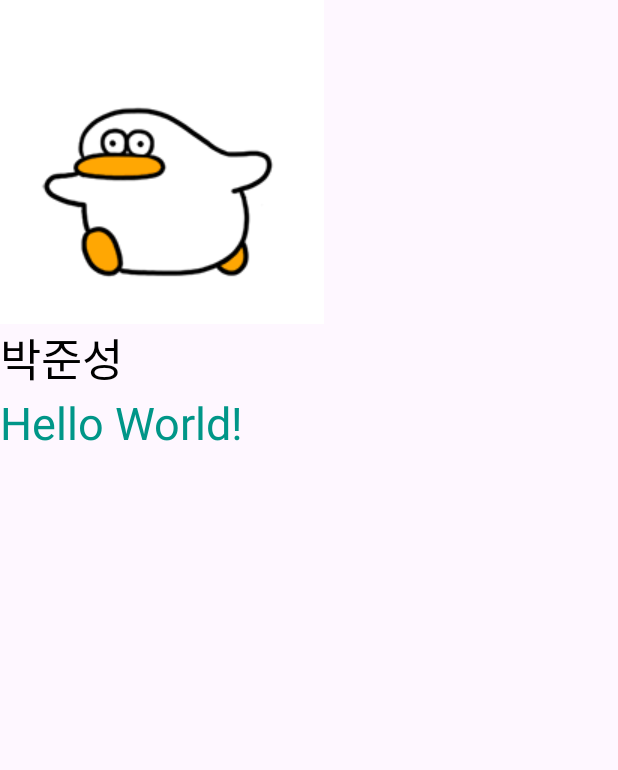
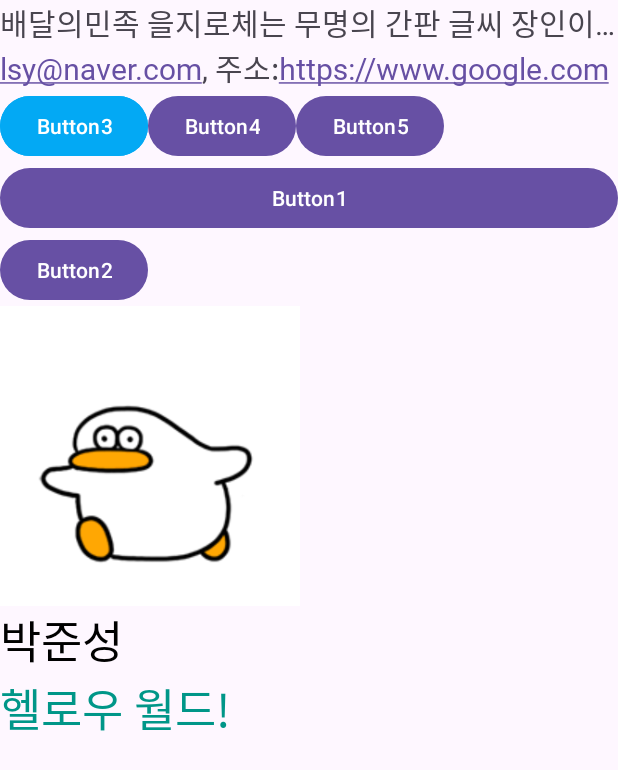
Before and after one commit to rhems234/K230201AndroidLab, an Android app: the screen it shows after launch (MainActivity), on a phone screen of 412 x 824 dp. Shown: the top 770 px of the screen. Run offline under Robolectric (Android 15) with nearby library versions, the phone set to English and light mode, and no system bars; 3 statements that could not run were skipped.

Commit message:
230511 4교시 저장

```diff
--- a/test6/build.gradle
+++ b/test6/build.gradle
@@ -30,6 +30,10 @@ android {
     kotlinOptions {
         jvmTarget = '1.8'
     }
+
+    viewBinding {
+        enabled = true
+    }
 }
 
 dependencies {
--- a/test6/src/main/AndroidManifest.xml
+++ b/test6/src/main/AndroidManifest.xml
@@ -9,13 +9,19 @@
         android:supportsRtl="true"
         android:theme="@style/Theme.K23021AndroidLab">
         <activity
+            android:name=".MainActivity2"
+            android:exported="false"/>
+
+        <activity
             android:name=".MainActivity"
             android:exported="true">
+
             <intent-filter>
                 <action android:name="android.intent.action.MAIN" />
 
                 <category android:name="android.intent.category.LAUNCHER" />
             </intent-filter>
+
         </activity>
     </application>
 
--- a/test6/src/main/java/com/example/test6/MainActivity.kt
+++ b/test6/src/main/java/com/example/test6/MainActivity.kt
@@ -2,6 +2,10 @@ package com.example.test6
 
 import androidx.appcompat.app.AppCompatActivity
 import android.os.Bundle
+import android.view.View
+import android.widget.Button
+import android.widget.ImageView
+import com.example.test6.databinding.ActivityMainBinding
 
 class MainActivity : AppCompatActivity() { // AppCompatActivity 부모 클래스로 부터 상속 받음.
     // 코드 작업 공간, 뷰 작업도 가능하지만, 가급적 뷰는 XML에서 작업하기.
@@ -15,5 +19,48 @@ class MainActivity : AppCompatActivity() { // AppCompatActivity 부모 클래스
         // 화면을 출력 하겠다. 레이아웃 7장 더 설명
         // (뷰 그룹 : 뷰(텍스트, 이미지, 인풋, 체크박스, 라디오...)를 모아주는 역할
         setContentView(R.layout.activity_main)
+
+        // 뷰 바인딩 기술을 통해서 ,뷰들을, 특정 바인딩이라는 객체에 모두 모아서,
+        // 접근을 쉽게 해주는 기술.
+        // 사용하기전에 항상, build.gradle 파일에 설정후, sync now 적용해서 사용해야함.
+
+        // 이 문법은 자동으로 생성된 바인딩 파일을 infalte 함수와, 인자는 : layoutInflater 고정
+        // setContentView -> 화면에 그리기.
+        // binding 변수에, 모든 뷰가 다 들어가 있음.
+        // 결론, 여기서 필요한 뷰를 꺼내서 사용합니다.
+        val binding = ActivityMainBinding.inflate(layoutInflater)
+        setContentView(binding.root)
+
+        var status = 0
+
+        //button1을 뷰바인딩 기법으로 접근
+        binding.btn1.setOnClickListener {
+            binding.img1.visibility = View.INVISIBLE
+
+                if (status == 0) {
+                    binding.img1.visibility = View.INVISIBLE
+                    status = 1
+                } else {
+                    binding.img1.visibility = View.VISIBLE
+                    status = 0
+                }
+            }
+        }
+
+
+        //==============================================================================
+       /* val button1 = findViewById<Button>(R.id.btn1)
+        val img1 = findViewById<ImageView>(R.id.img1)
+        var status = 0*/
+
+        // button1 눌러서 -> img1 show/hide
+       /* button1.setOnClickListener {
+            if (status == 0) {
+                img1.visibility = View.INVISIBLE
+                status = 1
+            } else {
+                img1.visibility = View.VISIBLE
+                status = 0
+            }
+        }*/
     }
-}
--- a/test6/src/main/res/layout/activity_main.xml
+++ b/test6/src/main/res/layout/activity_main.xml
@@ -1,6 +1,5 @@
 <?xml version="1.0" encoding="utf-8"?>
-<LinearLayout
-    xmlns:android="http://schemas.android.com/apk/res/android"
+<LinearLayout xmlns:android="http://schemas.android.com/apk/res/android"
     xmlns:app="http://schemas.android.com/apk/res-auto"
     xmlns:tools="http://schemas.android.com/tools"
     android:layout_width="match_parent"
@@ -8,26 +7,87 @@
     android:orientation="vertical"
     tools:context=".MainActivity">
 
+    <TextView
+        android:layout_width="wrap_content"
+        android:layout_height="wrap_content"
+        android:text="@string/longtext"
+        android:textSize="20sp"
+        android:maxLines="1"
+        android:ellipsize="end"
+        />
+
+    <TextView
+        android:layout_width="wrap_content"
+        android:layout_height="wrap_content"
+        android:text="lsy@naver.com, 주소:https://www.google.com"
+        android:textSize="20sp"
+        android:fontFamily="@font/baemin"
+        android:autoLink="email|web"
+        />
+
+    <LinearLayout
+        android:layout_width="wrap_content"
+        android:layout_height="wrap_content"
+        android:orientation="horizontal">
+
+        <Button
+            android:layout_width="wrap_content"
+            android:layout_height="wrap_content"
+            android:text="Button3"
+            android:backgroundTint="#03A9F4"
+            />
+
+        <Button
+            android:layout_width="wrap_content"
+            android:layout_height="wrap_content"
+            android:text="Button4"
+            android:visibility="visible"
+            />
+        <Button
+            android:layout_width="wrap_content"
+            android:layout_height="wrap_content"
+            android:text="Button5"
+            />
+
+    </LinearLayout>
+
+    <Button
+        android:id="@+id/btn1"
+        android:layout_width="match_parent"
+        android:layout_height="wrap_content"
+        android:text="Button1"
+        />
+
+    <Button
+        android:layout_width="wrap_content"
+        android:layout_height="wrap_content"
+        android:text="Button2"
+        />
+
     <ImageView
+        android:id="@+id/img1"
         android:layout_width="wrap_content"
         android:layout_height="wrap_content"
         android:src="@drawable/kakao3"
+        android:maxWidth="300dp"
+        android:maxHeight="200dp"
+        android:adjustViewBounds="true"
         />
 
     <TextView
         android:layout_width="wrap_content"
         android:layout_height="wrap_content"
         android:text="박준성"
-        android:textSize="30sp"
+        android:fontFamily="@font/baemin"
         android:textColor="@color/black"
-        />
+        android:textSize="30sp" />
 
     <TextView
         android:layout_width="wrap_content"
         android:layout_height="wrap_content"
-        android:text="Hello World!"
+        android:text="헬로우 월드!"
+        android:fontFamily="@font/baemin"
         android:textColor="#009688"
-        android:textSize="30sp"
-         />
+        android:textSize="30sp" />
 
 </LinearLayout>
--- a/test6/src/main/res/values/strings.xml
+++ b/test6/src/main/res/values/strings.xml
@@ -1,3 +1,4 @@
 <resources>
     <string name="app_name">Test6</string>
+    <string name="longtext">배달의민족 을지로체는 무명의 간판 글씨 장인이 그린 을지로 일대 가게들의 간판을 바탕으로 만든 것입니다. 획 마다의 힘찬 시작과 페인트 붓의 여유로운 끝 모양이 특징입니다.</string>
 </resources>
```
Also changed, not shown: test6/src/main/java/com/example/test6/MainActivity2.kt (added, +11 -0 lines), test6/src/main/res/layout/activity_main2.xml (added, +72 -0 lines), 1 other file.
